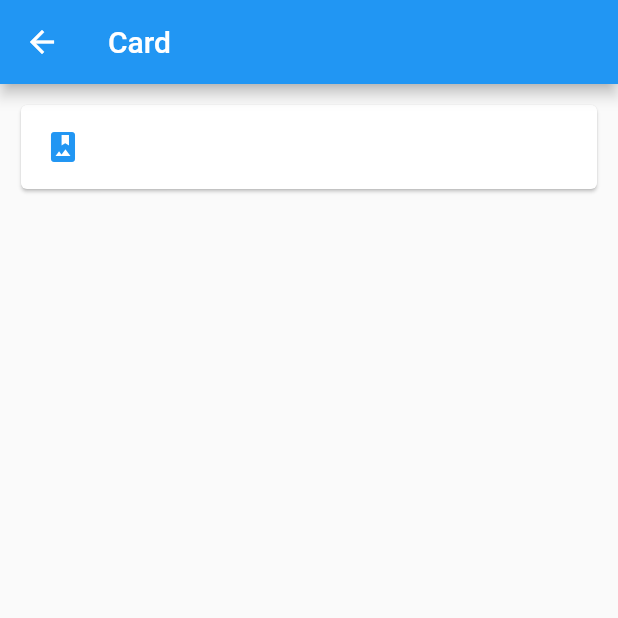
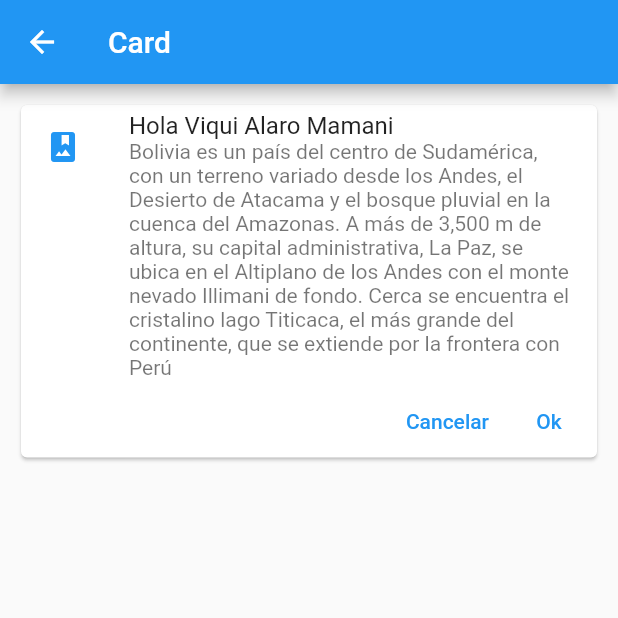
Before and after one commit to Viqui-Alaro/ComponentesFlutter2021, a Flutter app: the CardPage screen opened by its route, on a phone screen of 412 x 824 dp, the top half of it. Run offline on Flutter 3.47's test engine with Material 2 defaults, Android fonts, the phone set to English and light mode, and no system bars.

Commit message:
implementacion de card Widget con los botones de cancelar y ok

```diff
--- a/lib/src/pages/card_page.dart
+++ b/lib/src/pages/card_page.dart
@@ -28,6 +28,25 @@ Widget  _cardTipo1() {
       children: <Widget>[
         ListTile(
           leading: Icon(Icons.photo_album, color: Colors.blue),
+          title: Text('Hola Viqui Alaro Mamani'),
+          subtitle: Text('Bolivia es un país del centro de Sudamérica, con un terreno variado desde los Andes, el Desierto de Atacama y el bosque pluvial en la cuenca del Amazonas. A más de 3,500 m de altura, su capital administrativa, La Paz, se ubica en el Altiplano de los Andes con el monte nevado Illimani de fondo. Cerca se encuentra el cristalino lago Titicaca, el más grande del continente, que se extiende por la frontera con Perú'),
+        ),
+        Row(
+          mainAxisAlignment: MainAxisAlignment.end,
+          children: <Widget>[
+            TextButton(
+              child: Text('Cancelar'),
+              onPressed: (){
+
+              },
+            ),
+            TextButton(
+              child: Text('Ok'),
+              onPressed: (){
+
+              },
+            ),
+          ],
         )
       ],
     ),
```
